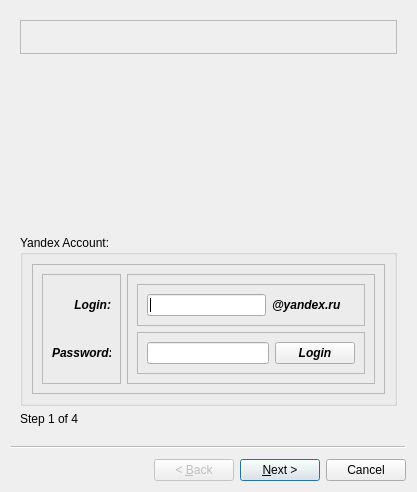
First picture: the form in qt/wizard.ui, repository avsokol/yandish-code, before the edit.
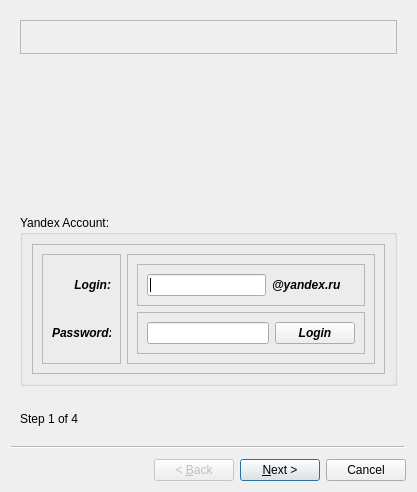
Second picture: the form after the edit. Icons and pictures are not drawn.

Commit message:
renamed button added status label
	modified:   wizard.py
	modified:   wizard.ui

The edit to the form file:
```diff
--- a/qt/wizard.ui
+++ b/qt/wizard.ui
@@ -271,6 +271,19 @@
       </layout>
      </widget>
     </item>
+    <item>
+     <widget class="QLabel" name="loginResult">
+      <property name="text">
+       <string/>
+      </property>
+      <property name="alignment">
+       <set>Qt::AlignCenter</set>
+      </property>
+      <property name="wordWrap">
+       <bool>true</bool>
+      </property>
+     </widget>
+    </item>
     <item>
      <widget class="QLabel" name="stepLabel_1">
       <property name="text">
```
Left out of the diff: 2 changed lines with no effect on the pictures. The commit also changes 1 other file.
